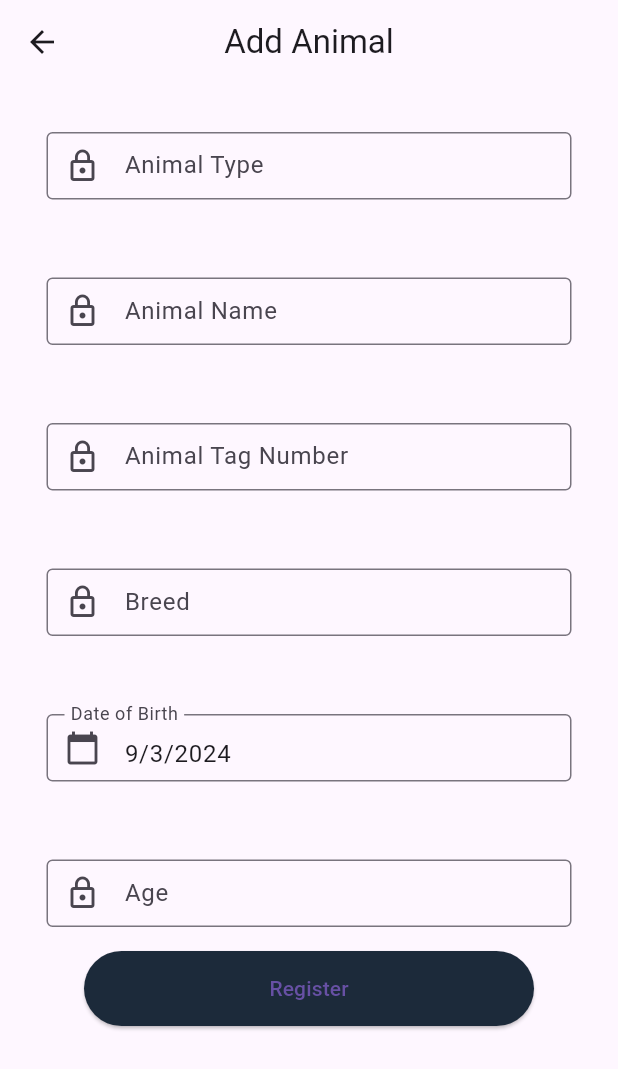
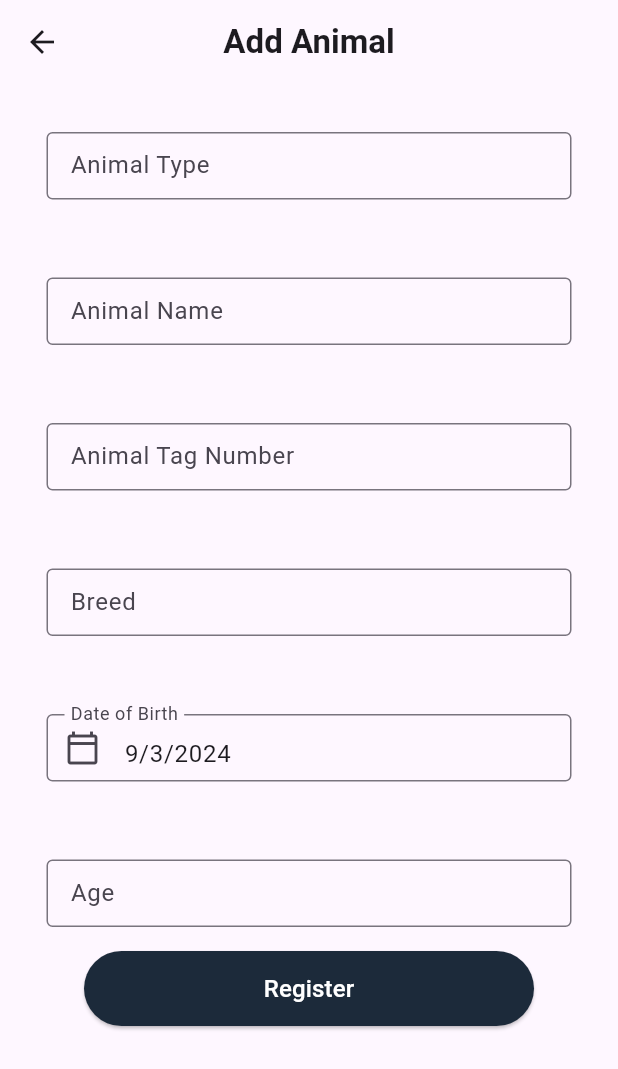
Before and after one commit to Avishka-bandara/FarmerVet, a Flutter app: the addAnimalForm screen opened directly, on a phone screen of 412 x 824 dp. Shown: the top 1069 px of the screen. Run offline on Flutter 3.47's test engine with Material 3 defaults, Android fonts, the light colour scheme and no system bars; our stand-ins replace get.

Commit message:
Update add_animal.dart

```diff
--- a/lib/add_animal.dart
+++ b/lib/add_animal.dart
@@ -1,4 +1,7 @@
 import 'package:flutter/material.dart';
+import 'package:get/get.dart';
+import 'package:farmervet/farmer_animal.dart';
+import 'package:farmervet/add_animal.dart';
 
 class addAnimalForm extends StatefulWidget {
   @override
@@ -9,7 +12,7 @@ class _addAnimalFormState extends State<addAnimalForm> {
   TextEditingController _nameController = TextEditingController();
   TextEditingController _idController = TextEditingController();
   TextEditingController _addressController = TextEditingController();
-  late String _selectedDivision='';
+  late String _selectedDivision = '';
   late DateTime? _selectedDate;
 
   @override
@@ -24,8 +27,9 @@ class _addAnimalFormState extends State<addAnimalForm> {
     final Size screenSize = MediaQuery.of(context).size;
     return Scaffold(
       appBar: AppBar(
-        centerTitle:true,
-        title: Text('Add Animal'),
+        centerTitle: true,
+        title:
+            Text('Add Animal', style: TextStyle(fontWeight: FontWeight.bold)),
       ),
       body: Padding(
         padding: EdgeInsets.all(16.0),
@@ -45,7 +49,7 @@ class _addAnimalFormState extends State<addAnimalForm> {
                       decoration: InputDecoration(
                         labelText: 'Animal Type',
                         border: OutlineInputBorder(),
-                        prefixIcon: Icon(Icons.lock_outline),
+                        // prefixIcon: Icon(Icons.lock_outline),
                       ),
                     ),
                   ),
@@ -61,7 +65,7 @@ class _addAnimalFormState extends State<addAnimalForm> {
                       decoration: InputDecoration(
                         labelText: 'Animal Name',
                         border: OutlineInputBorder(),
-                        prefixIcon: Icon(Icons.lock_outline),
+                        //prefixIcon: Icon(Icons.lock_outline),
                       ),
                     ),
                   ),
@@ -77,13 +81,12 @@ class _addAnimalFormState extends State<addAnimalForm> {
                       decoration: InputDecoration(
                         labelText: 'Animal Tag Number',
                         border: OutlineInputBorder(),
-                        prefixIcon: Icon(Icons.lock_outline),
+                        // prefixIcon: Icon(Icons.tag_outlined),
                       ),
                     ),
                   ),
                 ),
-                SizedBox(height:20),
-
+                SizedBox(height: 20),
                 Padding(
                   padding: EdgeInsets.fromLTRB(12, 16, 12, 16),
                   child: SizedBox(
@@ -94,7 +97,7 @@ class _addAnimalFormState extends State<addAnimalForm> {
                       decoration: InputDecoration(
                         labelText: 'Breed',
                         border: OutlineInputBorder(),
-                        prefixIcon: Icon(Icons.lock_outline),
+                        //prefixIcon: Icon(Icons.lock_outline),
                       ),
                     ),
                   ),
@@ -123,18 +126,16 @@ class _addAnimalFormState extends State<addAnimalForm> {
                       controller: TextEditingController(
                           text: _selectedDate == null
                               ? ''
-                              : '${_selectedDate!.day}/${_selectedDate!.month}/${_selectedDate!.year}'
-                      ),
+                              : '${_selectedDate!.day}/${_selectedDate!.month}/${_selectedDate!.year}'),
                       decoration: InputDecoration(
                         labelText: 'Date of Birth',
                         border: OutlineInputBorder(),
-                        prefixIcon: Icon(Icons.calendar_today),
+                        prefixIcon: Icon(Icons.calendar_today_outlined),
                       ),
                     ),
                   ),
                 ),
                 SizedBox(height: 20),
-
                 Padding(
                   padding: EdgeInsets.fromLTRB(12, 16, 12, 16),
                   child: SizedBox(
@@ -145,22 +146,28 @@ class _addAnimalFormState extends State<addAnimalForm> {
                       decoration: InputDecoration(
                         labelText: 'Age',
                         border: OutlineInputBorder(),
-                        prefixIcon: Icon(Icons.lock_outline),
+                        //prefixIcon: Icon(Icons.lock_outline),
                       ),
                     ),
                   ),
                 ),
                 ElevatedButton(
                   style: ElevatedButton.styleFrom(
-                    backgroundColor:Color.fromRGBO(28, 42, 58, 1),
+                    backgroundColor: Color.fromRGBO(28, 42, 58, 1),
                     fixedSize:
-                    const Size(300, 50), // Change the color as needed
+                        const Size(300, 50), // Change the color as needed
                   ),
                   onPressed: () {
                     _showRegistrationSuccessfulDialog(context);
                   },
-                  child: Text('Register'),
-                ),
+                  child: Text(
+                    'Register',
+                    style: TextStyle(
+                      fontSize: 16.0,
+                      color: Colors.white,
+                    ),
+                  ),
+                )
               ],
             ),
           ),
```
